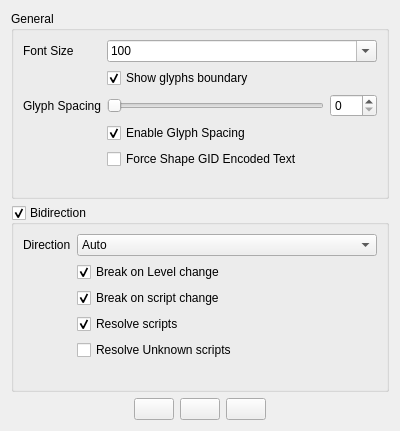
First picture: the form in UI-Qt/QXShapingOptionsWidget.ui, repository frinkr/FontViewer, before the edit.
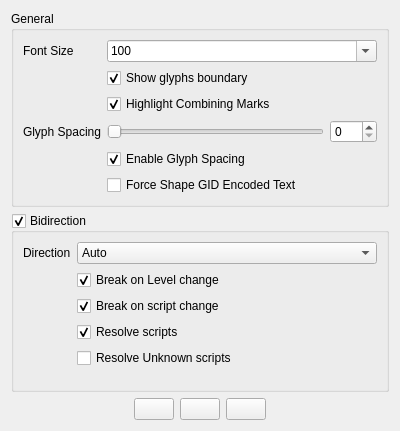
Second picture: the form after the edit. Icons and pictures are not drawn.

Commit message: option to highlight the combining marks

The edit to the form file:
```diff
--- a/UI-Qt/QXShapingOptionsWidget.ui
+++ b/UI-Qt/QXShapingOptionsWidget.ui
@@ -151,7 +151,7 @@
         </property>
        </widget>
       </item>
-      <item row="2" column="0">
+      <item row="3" column="0">
        <widget class="QLabel" name="label">
         <property name="sizePolicy">
          <sizepolicy hsizetype="Minimum" vsizetype="Preferred">
@@ -164,7 +164,7 @@
         </property>
        </widget>
       </item>
-      <item row="2" column="1">
+      <item row="3" column="1">
        <layout class="QHBoxLayout" name="horizontalLayout">
         <item>
          <widget class="QSlider" name="glyphSpacingSlider">
@@ -206,7 +206,7 @@
         </item>
        </layout>
       </item>
-      <item row="3" column="1">
+      <item row="4" column="1">
        <widget class="QCheckBox" name="enableGlyphSpacingCheckBox">
         <property name="text">
          <string>Enable Glyph Spacing</string>
@@ -216,13 +216,23 @@
         </property>
        </widget>
       </item>
-      <item row="4" column="1">
+      <item row="5" column="1">
        <widget class="QCheckBox" name="forceShapeGIDEncodedTextCheckBox">
         <property name="text">
          <string>Force Shape GID Encoded Text</string>
         </property>
        </widget>
       </item>
+      <item row="2" column="1">
+       <widget class="QCheckBox" name="highlightCombiningMarksCheckBox">
+        <property name="text">
+         <string>Highlight Combining Marks</string>
+        </property>
+        <property name="checked">
+         <bool>true</bool>
+        </property>
+       </widget>
+      </item>
      </layout>
     </widget>
    </item>
```
The commit also changes 10 other files.
